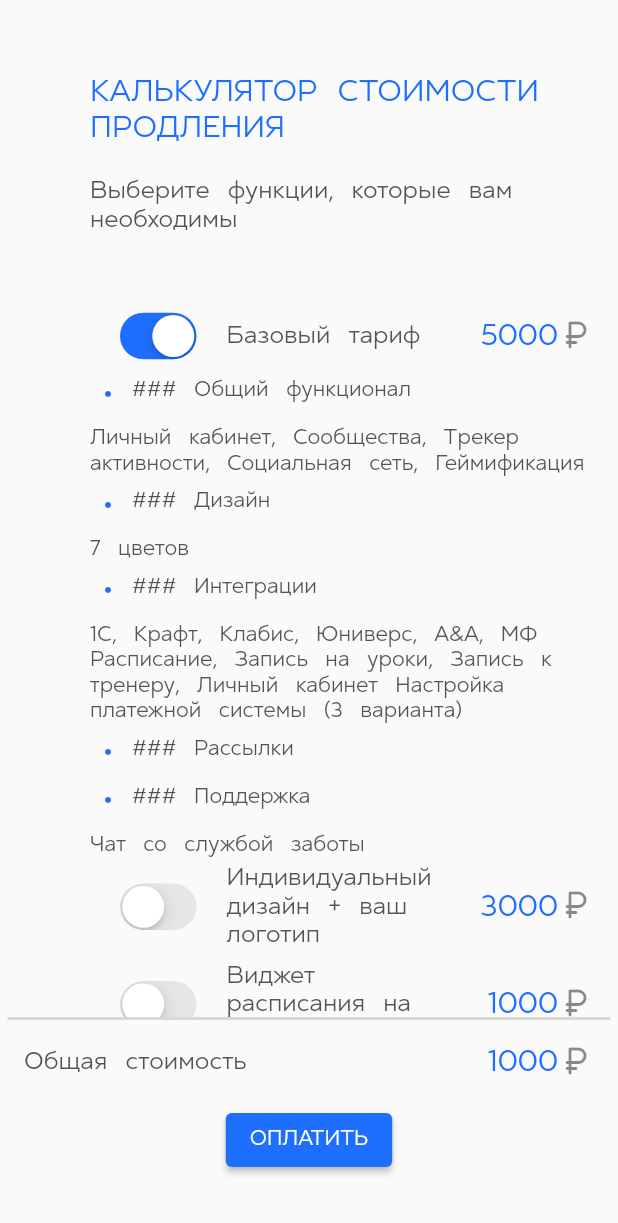
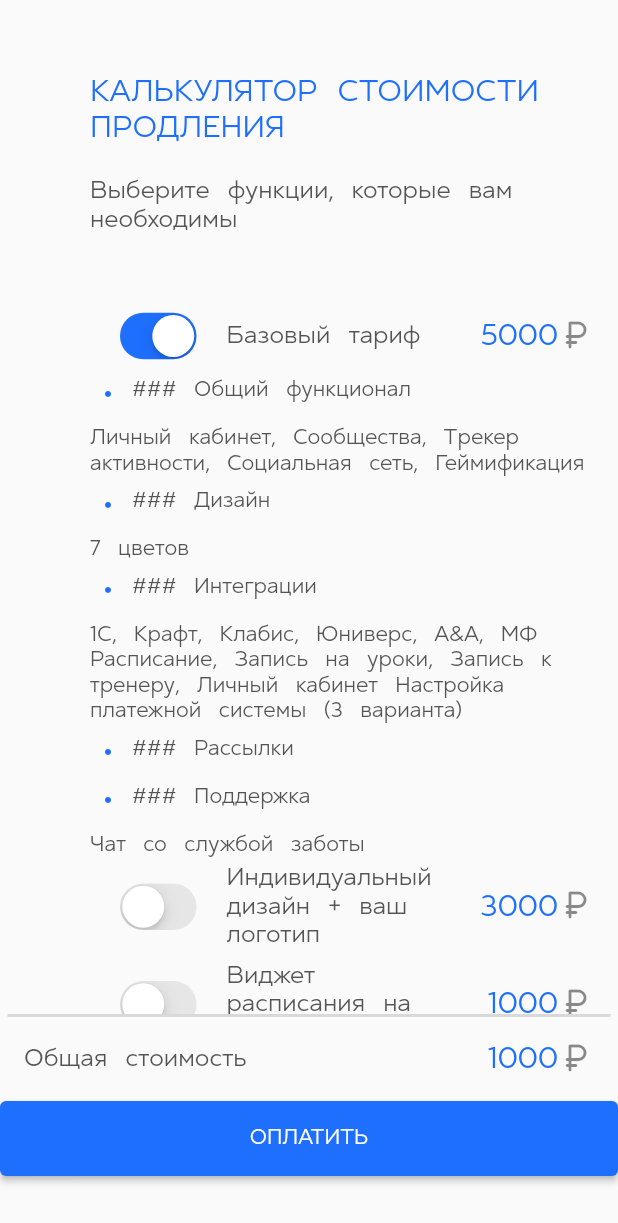
Before and after one commit to OmarinaA/flutter_calculator, a Flutter app: the screen it shows after launch, on a phone screen of 412 x 824 dp. Shown: the top 1223 px of the screen. Run offline on Flutter 3.47's test engine with Material 2 defaults, Android fonts, the phone set to English and light mode, and no system bars; drawn by our look-alikes of flutter_markdown.

Commit message:
отредактировала кнопку

```diff
--- a/lib/CostCalculator.dart
+++ b/lib/CostCalculator.dart
@@ -49,7 +49,11 @@ class _CostCalculatorState extends State<CostCalculator> {
     return Scaffold(
       bottomNavigationBar: Padding(
         padding: EdgeInsets.only(bottom: 40),
-        child: Column(
+        // child: Center(
+        //   child: Container(
+        //   width: 700.0,
+        //   color: Colors.white,
+            child: Column(
           mainAxisSize: MainAxisSize.min,
           children: [
             const Divider(
@@ -74,7 +78,7 @@ class _CostCalculatorState extends State<CostCalculator> {
       ),
       body: ListView(
         padding: EdgeInsets.only(left: 60, top: 50),
-        children: <Widget>[
+          children: <Widget>[
           Text('Калькулятор стоимости продления'.toUpperCase(),
               textAlign: TextAlign.left,
               style: Theme.of(context).textTheme.titleLarge),
@@ -121,7 +125,8 @@ class _CostCalculatorState extends State<CostCalculator> {
             onChanged: (value) {},
           ),
         ],
-      ),
+      )
     );
+
   }
 }
--- a/lib/Headings.dart
+++ b/lib/Headings.dart
@@ -2,6 +2,7 @@ import 'package:flutter/cupertino.dart';
 import 'package:flutter/material.dart';
 import 'package:flutter_calculator/CalculatorContent.dart';
 import 'package:flutter_markdown/flutter_markdown.dart';
+import 'package:flutter/material.dart';
 
 class LisTileExample extends StatelessWidget {
   final String title;
--- a/lib/style.dart
+++ b/lib/style.dart
@@ -8,7 +8,8 @@ final style=ThemeData(
   // Define the default font family.
   fontFamily: 'Steppe',
   elevatedButtonTheme: ElevatedButtonThemeData(
-    style: ElevatedButton.styleFrom(backgroundColor: Color(0xff1E6FFE))
+    style: ElevatedButton.styleFrom(backgroundColor: Color(0xff1E6FFE),
+    minimumSize: const Size.fromHeight(50))
   ),
   // Define the default `TextTheme`. Use this to specify the default
   // text styling for headlines, titles, bodies of text, and more.
```
